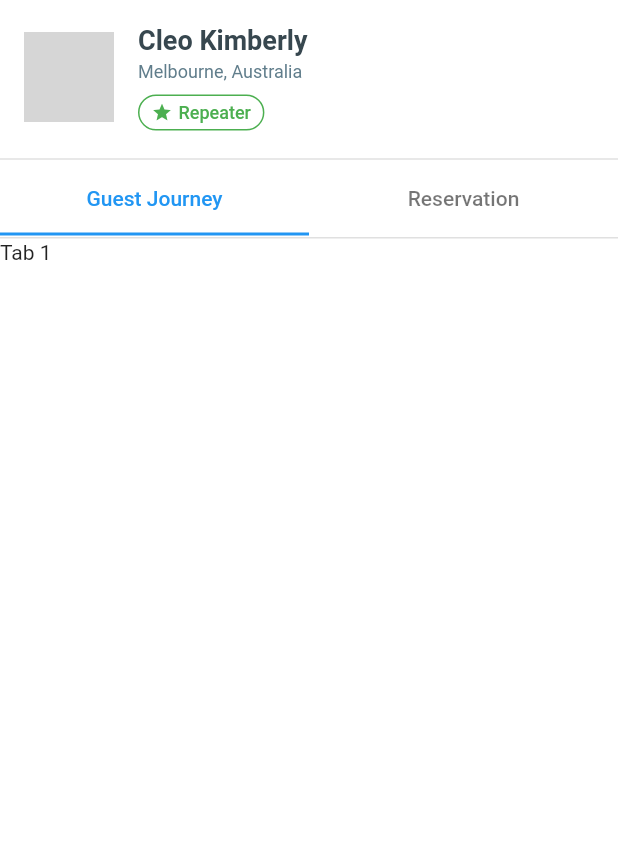
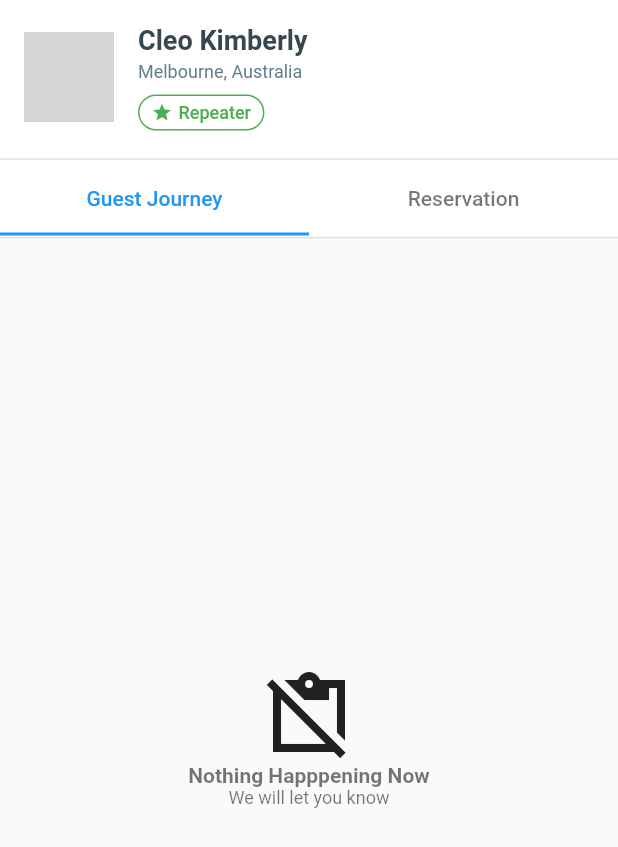
Before and after one commit to valcons97/bukit-vista-flutter-assessment, a Flutter app: the BookingDetailPage widget shown alone on an empty page, opened directly with sample values from the repository, on a phone screen of 412 x 824 dp. Shown: the top 847 px of the screen. Run offline on Flutter 3.47's test engine with Material 2 defaults, Android fonts, the phone set to English and light mode, and no system bars; our stand-ins replace equatable, flutter_bloc, flutter_dotenv, get_it, injectable, recase; network calls fail; grey boxes are pictures that could not be loaded.

```diff
--- a/lib/features/booking_page/cubit/booking_page_state.dart
+++ b/lib/features/booking_page/cubit/booking_page_state.dart
@@ -8,6 +8,7 @@ class BookingPageState extends Equatable {
     required this.bookingModel,
     required this.page,
     this.bookingModelDetail,
+    required this.tabState,
   });
 
   /// State for booking and detail page
@@ -22,9 +23,14 @@ class BookingPageState extends Equatable {
   /// List of booking
   final List<BookingModel> bookingModel;
 
+  /// State for booking page
   final Booking page;
 
+  /// Detail of single booking model
   final BookingModel? bookingModelDetail;
+
+  /// Selected tab state
+  final TabState tabState;
 
   @override
   List<Object?> get props => [
@@ -34,6 +40,7 @@ class BookingPageState extends Equatable {
         bookingModel,
         page,
         bookingModelDetail,
+        tabState,
       ];
 
   BookingPageState copyWith({
@@ -43,6 +50,7 @@ class BookingPageState extends Equatable {
     List<BookingModel>? bookingModel,
     Booking? page,
     BookingModel? bookingModelDetail,
+    TabState? tabState,
   }) {
     return BookingPageState(
       state: state ?? this.state,
@@ -51,6 +59,7 @@ class BookingPageState extends Equatable {
       bookingModel: bookingModel ?? this.bookingModel,
       page: page ?? this.page,
       bookingModelDetail: bookingModelDetail ?? this.bookingModelDetail,
+      tabState: tabState ?? this.tabState,
     );
   }
 }
--- a/lib/features/booking_page/cubit/enums.dart
+++ b/lib/features/booking_page/cubit/enums.dart
@@ -10,3 +10,8 @@ enum Booking {
   list,
   detail,
 }
+
+enum TabState {
+  journey,
+  reservation,
+}
--- a/lib/features/booking_page/page/booking_detail_page/booking_detail_page.dart
+++ b/lib/features/booking_page/page/booking_detail_page/booking_detail_page.dart
@@ -6,6 +6,7 @@ import 'package:recase/recase.dart';
 import '../../../../core/core.dart';
 import '../../index.dart';
 
+part 'part/guest_journey_tab.dart';
 part 'part/reservation_tab.dart';
 
 class BookingDetailPage extends StatelessWidget {
@@ -34,7 +35,13 @@ class BookingDetailPage extends StatelessWidget {
           color: Colors.white,
           child: NestedScrollView(
             headerSliverBuilder: (context, innerBoxIsScrolled) {
-              return [];
+              return [
+                SliverList(
+                  delegate:
+                      // TODO : find fix for this dirty fix
+                      SliverChildListDelegate([const SizedBox(height: 0.001)]),
+                ),
+              ];
             },
             body: Column(
               children: [
@@ -47,7 +54,10 @@ class BookingDetailPage extends StatelessWidget {
                   imageUrl: bookingModelDetail?.profileModel.imageUrl ?? '',
                 ),
                 const BukitVistaDivider(height: 6),
-                const TabBar(
+                TabBar(
+                  onTap: (value) {
+                    context.read<BookingPageCubit>().setTabState(value);
+                  },
                   tabs: tabs,
                   labelColor: Colors.blue,
                   unselectedLabelColor: Colors.black54,
@@ -56,9 +66,7 @@ class BookingDetailPage extends StatelessWidget {
                 Expanded(
                   child: TabBarView(
                     children: [
-                      SingleChildScrollView(
-                        child: Container(height: 28000, child: Text('Tab 1')),
-                      ),
+                      const GuestJourneyTabView(guestJourney: []),
                       ReservationTabView(bookingModelDetail: bookingModelDetail)
                     ],
                   ),
--- /dev/null
+++ b/lib/features/booking_page/page/booking_detail_page/part/guest_journey_tab.dart
@@ -0,0 +1,50 @@
+part of '../booking_detail_page.dart';
+
+class GuestJourneyTabView extends StatelessWidget {
+  const GuestJourneyTabView({
+    super.key,
+    required this.guestJourney,
+  });
+
+  final List<String> guestJourney;
+
+  @override
+  Widget build(BuildContext context) {
+    late Widget body;
+
+    if (guestJourney.isEmpty) {
+      body = Container(
+        color: const Color(0xFFFAFAFA),
+        child: Column(
+          mainAxisAlignment: MainAxisAlignment.center,
+          children: const [
+            Icon(
+              Icons.content_paste_off_sharp,
+              size: 64,
+            ),
+            Text(
+              'Nothing Happpening Now',
+              style: TextStyle(
+                color: Colors.black54,
+                fontSize: 14,
+                fontWeight: FontWeight.w700,
+              ),
+            ),
+            Text(
+              'We will let you know',
+              style: TextStyle(
+                color: Colors.black54,
+                fontSize: 12,
+                fontWeight: FontWeight.w400,
+              ),
+            )
+          ],
+        ),
+      );
+    } else {
+      body = Container();
+    }
+
+    return body;
+  }
+}
```
Also changed, not shown: lib/core/widgets/bukit_vista_scaffold.dart (+12 -0 lines), lib/features/booking_page/cubit/booking_page_cubit.dart (+10 -0 lines), lib/features/booking_page/page/booking_page/booking_page.dart (+9 -0 lines).
